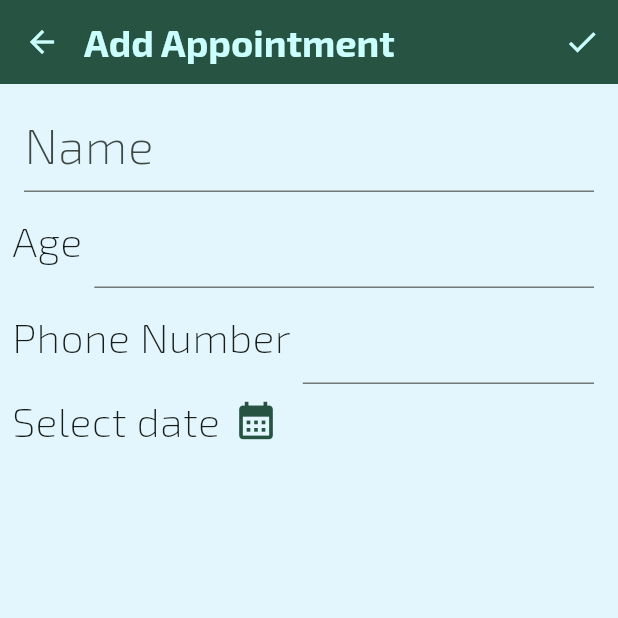
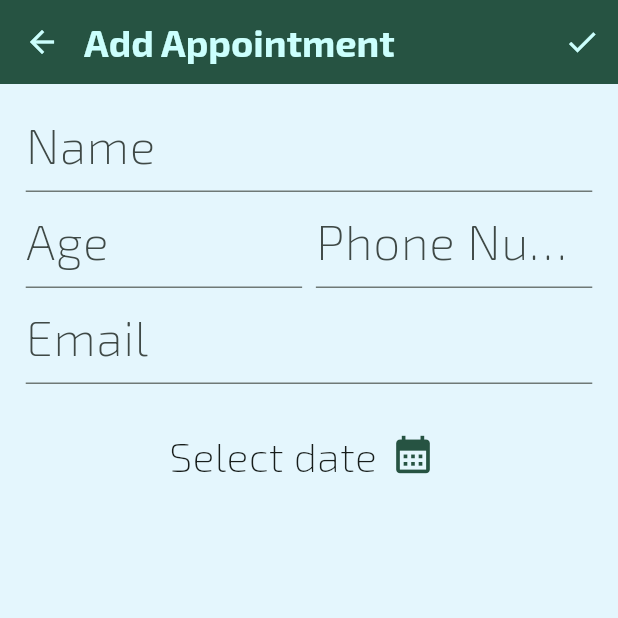
Before and after one commit to Thecodingdoctor11/dentality, a Flutter app: the AddAppointmentScreen screen opened by its route, on a phone screen of 412 x 824 dp, the top half of it. Run offline on Flutter 3.47's test engine with Material 3 defaults, Android fonts, the phone set to English and light mode, and no system bars; our stand-ins replace cloud_firestore, equatable, firebase_auth, firebase_core, flutter_riverpod, flutter_screenutil and 1 more; accounts and stored records are empty; project files that could hold a hidden picture were left out.

Commit message:
fixed folder names

```diff
--- a/lib/src/core/authentication/auth_checker.dart
+++ b/lib/src/core/authentication/auth_checker.dart
@@ -1,5 +1,5 @@
 import 'package:dentality/src/core/authentication/providers/auth_provider.dart';
-import 'package:dentality/src/screens/home/home_screen.dart';
+import 'package:dentality/src/screens/home%20screen/home_screen.dart';
 import 'package:dentality/src/screens/onboarding/onboarding_screen.dart';
 import 'package:dentality/src/screens/splash%20screen/splash_screen.dart';
 import 'package:flutter/material.dart';
--- /dev/null
+++ b/lib/src/providers/patients_provider.dart
@@ -0,0 +1,19 @@
+import 'package:cloud_firestore/cloud_firestore.dart';
+import 'package:dentality/src/screens/appointments%20screen/appointments_screen.dart';
+import 'package:firebase_core/firebase_core.dart';
+import 'package:flutter_riverpod/flutter_riverpod.dart';
+
+List<Patient> patientsList = [];
+Provider<List<Patient>> patientsListProvider = Provider((ref) => patientsList);
+fetchPatients() async {
+  List<Map<String, dynamic>> tempList = [];
+  final patientData = await FirebaseFirestore.instance
+      .collection('users')
+      .doc('xtuUmcVVwQIp3bGqnzJj')
+      .collection('patients')
+      .get();
+  patientData.docs.forEach((element) {
+    tempList.add(element.data());
+  });
+  print(tempList[0]);
+}
--- a/lib/src/screens/add appointment/add_appointment_screen.dart
+++ b/lib/src/screens/add appointment screen/add_appointment_screen.dart
@@ -2,6 +2,7 @@ import 'package:dentality/src/helpers/sizer.dart';
 import 'package:dentality/src/theme/colors.dart';
 // import 'package:dentality/src/theme/colors.dart';
 import 'package:flutter/material.dart';
+import 'package:flutter_screenutil/flutter_screenutil.dart';
 import 'package:intl/intl.dart';
 
 class AddAppointmentScreen extends StatefulWidget {
@@ -27,47 +28,68 @@ class _AddAppointmentScreenState extends State<AddAppointmentScreen> {
           child: Column(
             crossAxisAlignment: CrossAxisAlignment.start,
             children: [
-              const Row(
+              Row(
                 children: [
                   Sizer(
-                    horizontal: 8,
+                    horizontal: 8.sp,
                   ),
-                  Expanded(
+                  const Expanded(
                       child: TextField(
                     decoration: InputDecoration(
                       hintText: 'Name',
                     ),
                   )),
                   Sizer(
-                    horizontal: 8,
-                  ),
-                ],
-              ),
-              const Row(
-                children: [
-                  Text('Age'),
-                  Sizer(
-                    horizontal: 8,
-                  ),
-                  Expanded(child: TextField()),
-                  Sizer(
-                    horizontal: 8,
-                  ),
-                ],
-              ),
-              const Row(
-                children: [
-                  Text('Phone Number'),
-                  Sizer(
-                    horizontal: 8,
-                  ),
-                  Expanded(child: TextField()),
-                  Sizer(
-                    horizontal: 8,
+                    horizontal: 8.sp,
                   ),
                 ],
               ),
               Row(
+                children: [
+                  Sizer(
+                    horizontal: 8.sp,
+                  ),
+                  const Expanded(
+                      child: TextField(
+                    decoration: InputDecoration(
+                      hintText: 'Age',
+                    ),
+                  )),
+                  Sizer(
+                    horizontal: 8.sp,
+                  ),
+                  const Expanded(
+                      child: TextField(
+                    decoration: InputDecoration(
+                      hintText: 'Phone Number',
+                    ),
+                  )),
+                  Sizer(
+                    horizontal: 8.sp,
+                  ),
+                ],
+              ),
+              Row(
+                children: [
+                  Sizer(
+                    horizontal: 8.sp,
+                  ),
+                  const Expanded(
+                      child: TextField(
+                    decoration: InputDecoration(
+                      hintText: 'Email',
+                    ),
+                  )),
+                  Sizer(
+                    horizontal: 8.sp,
+                  ),
+                ],
+              ),
+              Sizer(
+                vertical: 20.sp,
+              ),
+              Row(
+                mainAxisAlignment: MainAxisAlignment.center,
                 children: [
                   Text(selectedDate != null
                       ? '${DateFormat.MMMd().format(selectedDate!)}, ${selectedTime != null ? selectedTime?.format(context) : 'Please pick a time'}'
@@ -86,6 +108,7 @@ class _AddAppointmentScreenState extends State<AddAppointmentScreen> {
                         context: context,
                         firstDate: DateTime(1990),
                         lastDate: DateTime(2099),
+                        initialDate: DateTime.now(),
                       );
                       if (context.mounted) {
                         final pickedTime = await showTimePicker(
--- a/lib/src/screens/patient screen/patient_screen.dart
+++ b/lib/src/screens/patient screen/patient_screen.dart
@@ -1,6 +1,7 @@
 import 'package:dentality/src/core/routing/routes.dart';
 import 'package:dentality/src/helpers/sizer.dart';
-import 'package:dentality/src/screens/appointments/appointments_screen.dart';
+import 'package:dentality/src/providers/patients_provider.dart';
+import 'package:dentality/src/screens/appointments%20screen/appointments_screen.dart';
 import 'package:dentality/src/theme/colors.dart';
 import 'package:flutter/material.dart';
 import 'package:flutter_screenutil/flutter_screenutil.dart';
@@ -46,7 +47,11 @@ class _PatientScreenState extends State<PatientScreen> {
                   ],
                 ),
               ),
-              IconButton(onPressed: () {}, icon: const Icon(Icons.edit)),
+              IconButton(
+                  onPressed: () {
+                    fetchPatients();
+                  },
+                  icon: const Icon(Icons.edit)),
             ],
           ),
           Sizer(
```
Also changed, not shown: lib/src/core/routing/app_router.dart (+4 -4 lines), lib/src/screens/appointments screen/appointments_screen.dart (renamed from lib/src/screens/appointments/appointments_screen.dart), lib/src/screens/history screen/history_screen.dart (renamed from lib/src/screens/history/history_screen.dart), lib/src/screens/home screen/home_screen.dart (renamed from lib/src/screens/home/home_screen.dart), pubspec.lock.
